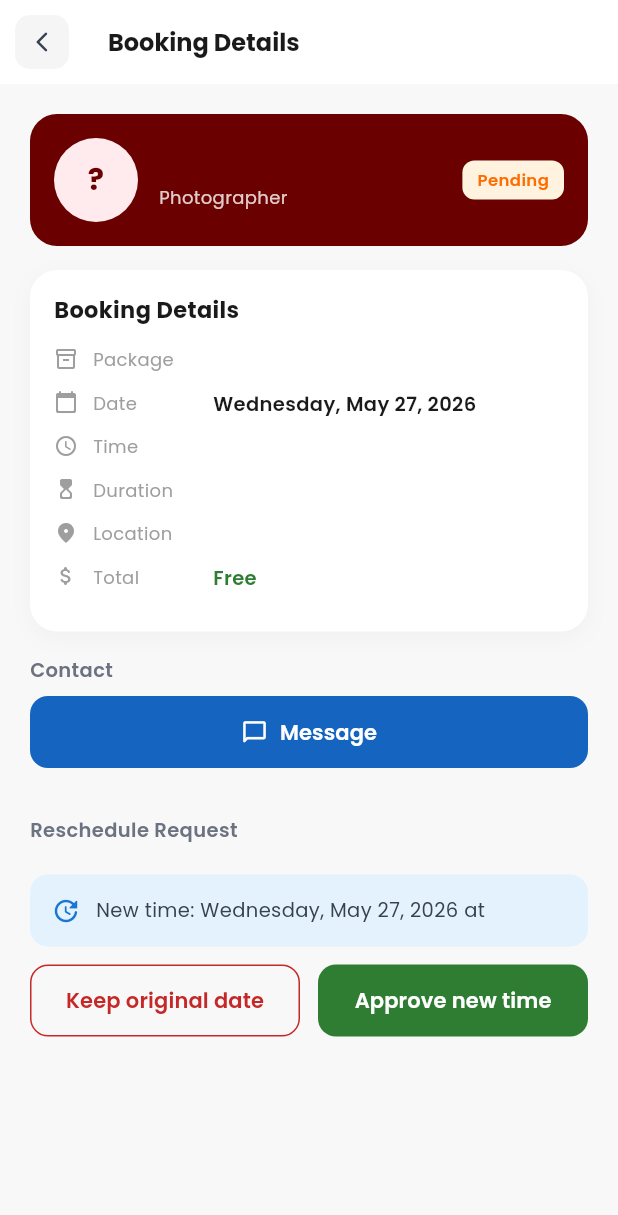
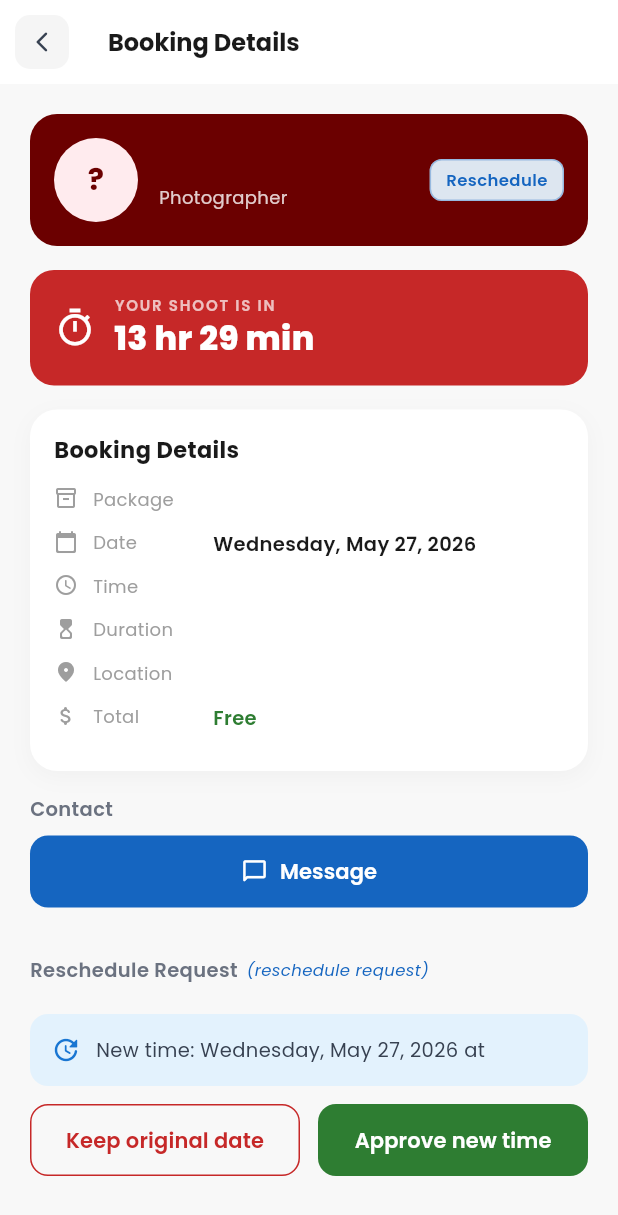
Before and after one commit to lansoyyy/Niyot, a Flutter app: the BookingDetailScreen screen opened directly with empty values, on a phone screen of 412 x 824 dp. Shown: the top 1215 px of the screen. Run offline on Flutter 3.47's test engine with Material 3 defaults, Android fonts, the phone set to English and light mode, and no system bars; our stand-ins replace cloud_firestore, firebase_auth, firebase_core, firebase_storage, flutter_map, google_fonts and 4 more; accounts and stored records are empty.

Commit message:
may 27 fixes

```diff
--- a/lib/core/booking_policy.dart
+++ b/lib/core/booking_policy.dart
@@ -40,8 +40,7 @@ class BookingPolicy {
   }
 
   static bool isReschedulePending(BookingModel booking) =>
-      booking.status == BookingStatus.requested &&
-      booking.rescheduledAt != null;
+      booking.isReschedulePending;
 
   /// Who must respond to a pending reschedule request.
   static String? rescheduleResponderId(BookingModel booking) {
@@ -80,6 +79,7 @@ class BookingPolicy {
   }
 
   static bool canReschedule(BookingModel booking) {
+    if (isReschedulePending(booking)) return false;
     if (booking.status != BookingStatus.confirmed) return false;
     if (isShootDay(booking)) return false;
     if (isWithinGracePeriod(booking)) return true;
--- a/lib/models/booking_model.dart
+++ b/lib/models/booking_model.dart
@@ -157,10 +157,22 @@ class BookingModel {
     return DateTime(day.year, day.month, day.day, 23, 59, 59);
   }
 
-  /// Confirmed shoots still in the future (Upcoming tab).
-  bool get isUpcoming =>
-      status == BookingStatus.confirmed &&
-      scheduledSessionStart.isAfter(DateTime.now());
+  /// A confirmed booking with a pending reschedule approval request.
+  bool get isReschedulePending =>
+      status == BookingStatus.requested && rescheduledAt != null;
+
+  /// Label for status chips — shows reschedule state instead of generic "Pending".
+  String get statusBadgeLabel {
+    if (isReschedulePending) return 'Reschedule';
+    return status.displayName;
+  }
+
+  /// Confirmed shoots still in the future (Upcoming tab), including reschedule pending.
+  bool get isUpcoming {
+    if (!scheduledSessionStart.isAfter(DateTime.now())) return false;
+    if (status == BookingStatus.confirmed) return true;
+    return isReschedulePending;
+  }
 
   bool get isPast =>
       status == BookingStatus.completed ||
--- a/lib/screens/bookings/booking_detail_screen.dart
+++ b/lib/screens/bookings/booking_detail_screen.dart
@@ -9,6 +9,7 @@ import '../../core/booking_policy.dart';
 import '../../models/booking_model.dart';
 import '../../services/booking_service.dart';
 import '../../widgets/bookings/booking_policy_notice.dart';
+import '../../widgets/bookings/booking_status_badge.dart';
 import '../../widgets/common/app_profile_avatar.dart';
 import '../../widgets/currency/peso_price_text.dart';
 import '../../widgets/messaging/chat_navigation_helper.dart';
@@ -169,8 +170,8 @@ class _BookingDetailScreenState extends State<BookingDetailScreen> {
         ),
         content: Text(
           widget.isPhotographer
-              ? 'Are you sure you want to cancel this booking? The client will be notified.'
-              : 'Are you sure you want to cancel this booking?',
+              ? 'Are you sure you want to cancel this booking? Your client will receive a notification.'
+              : 'Are you sure you want to cancel this booking? Your photographer will receive a notification.',
           style: GoogleFonts.poppins(fontSize: 14),
         ),
         actions: [
@@ -201,6 +202,15 @@ class _BookingDetailScreenState extends State<BookingDetailScreen> {
         cancelledBy: _cancelledBy,
       );
       if (!mounted) return;
+      ScaffoldMessenger.of(context).showSnackBar(
+        SnackBar(
+          content: Text(
+            'The other party has been notified about the cancellation.',
+            style: GoogleFonts.poppins(fontSize: 14),
+          ),
+          behavior: SnackBarBehavior.floating,
+        ),
+      );
       Navigator.of(context).pop();
     } catch (e) {
       _showError('$e');
@@ -390,14 +400,19 @@ class _BookingDetailScreenState extends State<BookingDetailScreen> {
                       ],
                     ),
                   ),
-                  _StatusBadge(status: status),
+                  BookingStatusBadge(
+                    booking: booking,
+                    onDarkBackground: true,
+                  ),
                 ],
               ),
             ),
             const SizedBox(height: 16),
 
             // ── Countdown (upcoming only) ─────────────────────────────────
-            if (status == BookingStatus.confirmed && booking.isUpcoming) ...[
+            if ((status == BookingStatus.confirmed ||
+                    booking.isReschedulePending) &&
+                booking.isUpcoming) ...[
               Builder(builder: (_) {
                 return Container(
                   width: double.infinity,
@@ -732,6 +747,7 @@ class _BookingDetailScreenState extends State<BookingDetailScreen> {
                   BookingPolicy.canRespondToReschedule(booking, _currentUid)) ...[
                 _ActionSection(
                   title: 'Reschedule Request',
+                  subtitle: '(reschedule request)',
                   child: Column(
                     children: [
                       BookingPolicyNotice(booking: booking),
@@ -826,6 +842,7 @@ class _BookingDetailScreenState extends State<BookingDetailScreen> {
               ] else if (BookingPolicy.isReschedulePending(booking)) ...[
                 _ActionSection(
                   title: 'Reschedule Pending',
+                  subtitle: '(reschedule request)',
                   child: Column(
                     children: [
                       Container(
@@ -994,8 +1011,10 @@ class _BookingDetailScreenState extends State<BookingDetailScreen> {
               ],
             ],
 
-            if (status == BookingStatus.confirmed &&
-                (booking.isUpcoming || BookingPolicy.isShootDay(booking))) ...[
+            if ((status == BookingStatus.confirmed ||
+                    booking.isReschedulePending) &&
+                (booking.isUpcoming || BookingPolicy.isShootDay(booking)) &&
+                !BookingPolicy.isReschedulePending(booking)) ...[
               _ActionSection(
                 title: 'Manage Session',
                 child: Column(
@@ -1306,66 +1325,6 @@ class _BookingDetailScreenState extends State<BookingDetailScreen> {
 
 // ─── Helper widgets ───────────────────────────────────────────────────────────
 
-class _StatusBadge extends StatelessWidget {
-  const _StatusBadge({required this.status});
-  final BookingStatus status;
-
-  Color get _color {
-    switch (status) {
-      case BookingStatus.confirmed:
-        return const Color(0xFF2E7D32);
-      case BookingStatus.requested:
-        return const Color(0xFFFF6D00);
-      case BookingStatus.paymentPending:
-        return const Color(0xFFFB8C00);
-      case BookingStatus.inProgress:
-        return const Color(0xFF1565C0);
-      case BookingStatus.completed:
-        return const Color(0xFF6B7280);
-      case BookingStatus.cancelled:
-      case BookingStatus.declined:
-        return const Color(0xFFC62828);
-    }
-  }
-
-  Color get _bg {
-    switch (status) {
-      case BookingStatus.confirmed:
-        return const Color(0xFFE8F5E9);
-      case BookingStatus.requested:
-        return const Color(0xFFFFF3E0);
-      case BookingStatus.paymentPending:
-        return const Color(0xFFFFF8E1);
-      case BookingStatus.inProgress:
-        return const Color(0xFFE3F2FD);
-      case BookingStatus.completed:
-        return const Color(0xFFF3F4F6);
-      case BookingStatus.cancelled:
-      case BookingStatus.declined:
-        return const Color(0xFFFFEBEE);
-    }
-  }
-
-  @override
-  Widget build(BuildContext context) {
-    return Container(
-      padding: const EdgeInsets.symmetric(horizontal: 10, vertical: 5),
-      decoration: BoxDecoration(
-        color: _bg,
-        borderRadius: BorderRadius.circular(8),
-      ),
-      child: Text(
-        status.displayName,
-        style: GoogleFonts.poppins(
-          fontSize: 11,
-          fontWeight: FontWeight.w600,
-          color: _color,
-        ),
-      ),
-    );
-  }
-}
-
 class _Card extends StatelessWidget {
   const _Card({required this.child});
   final Widget child;
@@ -1392,14 +1351,22 @@ class _Card extends StatelessWidget {
 }
 
 class _ActionSection extends StatelessWidget {
-  const _ActionSection({required this.title, required this.child});
+  const _ActionSection({
+    required this.title,
+    required this.child,
+    this.subtitle,
+  });
+
   final String title;
+  final String? subtitle;
   final Widget child;
 
   @override
   Widget build(BuildContext context) {
     return Column(
       crossAxisAlignment: CrossAxisAlignment.start,
+      children: [
+        Row(
           children: [
             Text(
               title,
@@ -1408,6 +1375,20 @@ class _ActionSection extends StatelessWidget {
                 fontWeight: FontWeight.w600,
                 color: const Color(0xFF6B7280),
               ),
+            ),
+            if (subtitle != null) ...[
+              const SizedBox(width: 6),
+              Text(
+                subtitle!,
+                style: GoogleFonts.poppins(
+                  fontSize: 11,
+                  fontWeight: FontWeight.w500,
+                  fontStyle: FontStyle.italic,
+                  color: const Color(0xFF1565C0),
+                ),
+              ),
+            ],
+          ],
         ),
         const SizedBox(height: 8),
         child,
--- /dev/null
+++ b/lib/widgets/bookings/booking_status_badge.dart
@@ -0,0 +1,119 @@
+import 'package:flutter/material.dart';
+import 'package:google_fonts/google_fonts.dart';
+
+import '../../constants/app_colors.dart';
+import '../../models/booking_model.dart';
+
+/// Status pill for booking cards and detail headers.
+class BookingStatusBadge extends StatelessWidget {
+  const BookingStatusBadge({
+    super.key,
+    required this.booking,
+    this.compact = false,
+    this.onDarkBackground = false,
+  });
+
+  final BookingModel booking;
+  final bool compact;
+  final bool onDarkBackground;
+
+  @override
+  Widget build(BuildContext context) {
+    final label = booking.statusBadgeLabel;
+    final colors = _colorsFor(booking);
+
+    return Container(
+      padding: EdgeInsets.symmetric(
+        horizontal: compact ? 8 : 10,
+        vertical: compact ? 3 : 5,
+      ),
+      decoration: BoxDecoration(
+        color: onDarkBackground ? colors.background.withValues(alpha: 0.95) : colors.background,
+        borderRadius: BorderRadius.circular(compact ? 6 : 8),
+        border: booking.isReschedulePending
+            ? Border.all(color: colors.foreground.withValues(alpha: 0.35))
+            : null,
+      ),
+      child: Text(
+        label,
+        style: GoogleFonts.poppins(
+          fontSize: compact ? 10 : 11,
+          fontWeight: FontWeight.w600,
+          color: colors.foreground,
+        ),
+      ),
+    );
+  }
+
+  _BadgeColors _colorsFor(BookingModel booking) {
+    if (booking.isReschedulePending) {
+      return const _BadgeColors(
+        foreground: Color(0xFF1565C0),
+        background: Color(0xFFE3F2FD),
+      );
+    }
+
+    switch (booking.status) {
+      case BookingStatus.confirmed:
+        return const _BadgeColors(
+          foreground: Color(0xFF2E7D32),
+          background: Color(0xFFE8F5E9),
+        );
+      case BookingStatus.requested:
+        return const _BadgeColors(
+          foreground: AppColors.warning,
+          background: Color(0xFFFFF3E0),
+        );
+      case BookingStatus.paymentPending:
+        return const _BadgeColors(
+          foreground: Color(0xFFFB8C00),
+          background: Color(0xFFFFF8E1),
+        );
+      case BookingStatus.inProgress:
+        return const _BadgeColors(
+          foreground: Color(0xFF1565C0),
+          background: Color(0xFFE3F2FD),
+        );
+      case BookingStatus.completed:
+        return const _BadgeColors(
+          foreground: AppColors.gray500,
+          background: AppColors.gray100,
+        );
+      case BookingStatus.cancelled:
+      case BookingStatus.declined:
+        return const _BadgeColors(
+          foreground: AppColors.primary,
+          background: AppColors.primarySurface,
+        );
+    }
+  }
+}
+
+class _BadgeColors {
+  const _BadgeColors({required this.foreground, required this.background});
+
+  final Color foreground;
+  final Color background;
+}
+
+/// Secondary label shown on booking list cards during reschedule approval.
+class RescheduleRequestMark extends StatelessWidget {
+  const RescheduleRequestMark({this.onDarkBackground = false, super.key});
+
+  final bool onDarkBackground;
+
+  @override
+  Widget build(BuildContext context) {
+    return Text(
+      '(reschedule request)',
+      style: GoogleFonts.poppins(
+        fontSize: 10,
+        fontWeight: FontWeight.w500,
+        fontStyle: FontStyle.italic,
+        color: onDarkBackground
+            ? Colors.white.withValues(alpha: 0.9)
+            : const Color(0xFF1565C0),
+      ),
+    );
+  }
+}
```
Also changed, not shown: lib/screens/bookings/booking_actions_screen.dart (+3 -19 lines), lib/screens/bookings/my_bookings_screen.dart (+15 -53 lines), lib/screens/bookings/photographer_bookings_screen.dart (+6 -3 lines), lib/services/booking_service.dart (+17 -1 lines), lib/services/notification_service.dart (+18 -0 lines), lib/widgets/home/client_next_shoot_card.dart (+63 -37 lines). Lines whose indentation alone changed are shown as unchanged.
